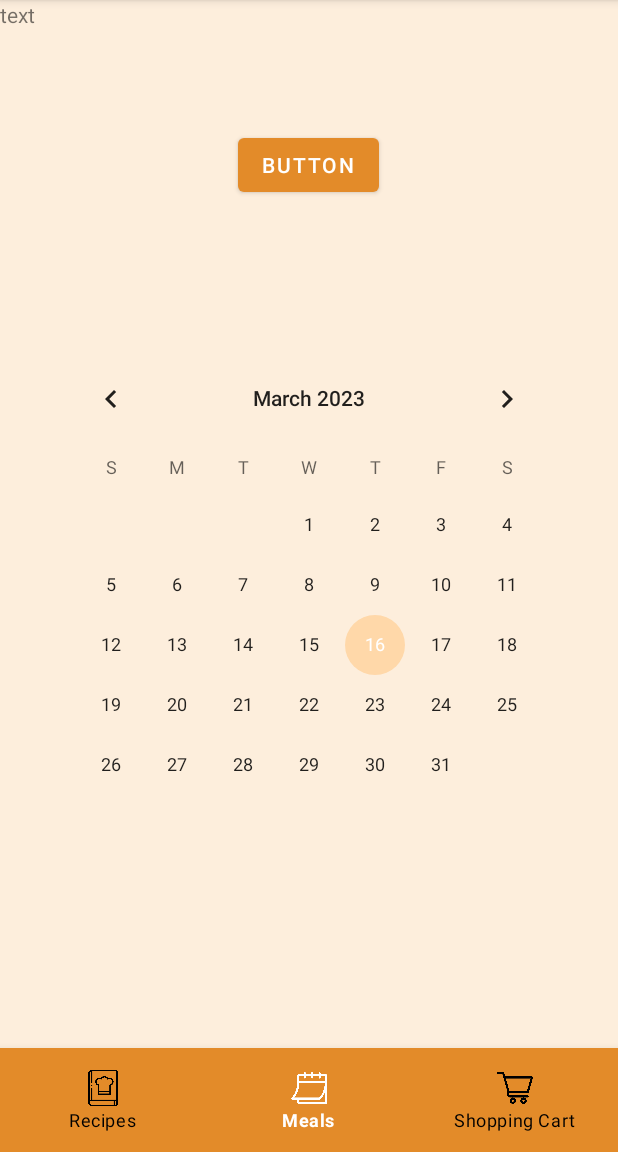
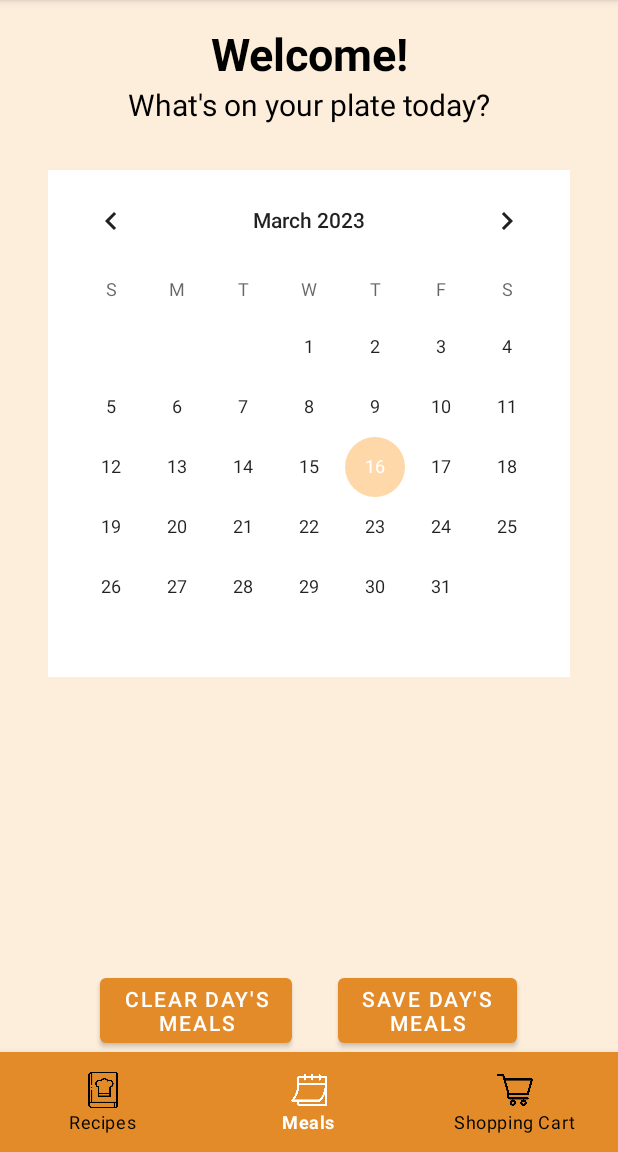
Before and after one commit to Jngrasley/ESOF0152-MealApp, an Android app: the screen it shows after launch (MainActivity), on a phone screen of 412 x 824 dp, the part 84-1236 px from its top. Run offline under Robolectric (Android 15) with nearby library versions, the phone set to English and light mode, and no system bars.

Commit message:
Minor layout updates

```diff
--- a/app/src/main/res/layout/activity_main.xml
+++ b/app/src/main/res/layout/activity_main.xml
@@ -7,35 +7,72 @@
     android:background="@color/orange_scheme_4"
     tools:context=".MainActivity">
 
+        <ScrollView
+            android:layout_width="match_parent"
+            android:layout_height="wrap_content"
+                >
+                <LinearLayout
+                    android:layout_width="match_parent"
+                    android:layout_height="match_parent"
+                    android:orientation="vertical"
+                        >
                         <TextView
+                            android:id="@+id/title_text_box"
+                            android:layout_width="match_parent"
+                            android:layout_height="wrap_content"
+                            android:paddingTop="15dp"
+                            android:text="@string/welcome_message_title"
+                            android:textStyle="bold"
+                            android:textSize="30dp"
+                            android:gravity="center_horizontal"
+                            android:textColor="@color/black"
+                            />
+
+                        <TextView
+                            android:id="@+id/body_text_box"
+                            android:layout_width="match_parent"
+                            android:layout_height="wrap_content"
+                            android:layout_below="@id/title_text_box"
+                            android:text="@string/welcome_message_body"
+                            android:textSize="20dp"
+                            android:gravity="center_horizontal"
+                            android:textColor="@color/black"
+                            />
+
+                        <CalendarView
+                            android:id="@+id/mealsCalendar"
                             android:layout_width="wrap_content"
                             android:layout_height="wrap_content"
-        android:id="@+id/firsttextbox"
-        android:text="text"
+                            android:layout_below="@id/body_text_box"
+                            android:layout_gravity="center"
+                            android:layout_marginTop="30dp"
+                            android:background="@color/cardview_light_background"
+                            />
+                </LinearLayout>
+        </ScrollView>
+
+        <LinearLayout
+            android:id="@+id/calendar_buttons"
+            android:layout_width="match_parent"
+            android:layout_height="wrap_content"
+            android:orientation="horizontal"
+            android:layout_above="@id/bottomNavMenu"
+            android:gravity="center"
+            >
+                <Button
+                    android:layout_width="wrap_content"
+                    android:layout_height="wrap_content"
+                    android:text="Clear Day's\nMeals"
+                    android:layout_marginRight="15dp"
                     />
 
                 <Button
                     android:layout_width="wrap_content"
                     android:layout_height="wrap_content"
-        android:id="@+id/maincalendar"
-
-        android:layout_below="@id/firsttextbox"
-        android:layout_centerHorizontal="true"
-        android:layout_marginTop="100px"
-        android:text="Button"
+                    android:text="Save Day's\nMeals"
+                    android:layout_marginLeft="15dp"
                     />
-
-    <CalendarView
-        android:id="@+id/mealsCalendar"
-
-        android:layout_width="wrap_content"
-        android:layout_height="wrap_content"
-        android:layout_below="@id/maincalendar"
-        android:layout_centerHorizontal="true"
-        android:layout_marginTop="98dp"
-
-
-        />
+        </LinearLayout>
 
         <com.google.android.material.bottomnavigation.BottomNavigationView
             android:id="@+id/bottomNavMenu"
@@ -45,12 +82,11 @@
             android:layout_height="wrap_content"
             android:layout_alignParentBottom="true"
 
-        android:paddingTop="10px"
-        android:paddingBottom="10px"
+            android:paddingTop="5dp"
+            android:paddingBottom="5dp"
 
             android:background="@color/orange_scheme_1"
             app:itemTextColor="@drawable/bottom_nav_selector"
             app:itemIconTint="@drawable/bottom_nav_selector"
             />
-
 </RelativeLayout>
--- a/app/src/main/res/values/strings.xml
+++ b/app/src/main/res/values/strings.xml
@@ -1,3 +1,5 @@
 <resources>
     <string name="app_name">The Meal Zone</string>
+    <string name="welcome_message_title">Welcome!</string>
+    <string name="welcome_message_body">What\'s on your plate today?</string>
 </resources>
```
Also changed, not shown: 1 other file. Lines whose indentation alone changed are shown as unchanged.
